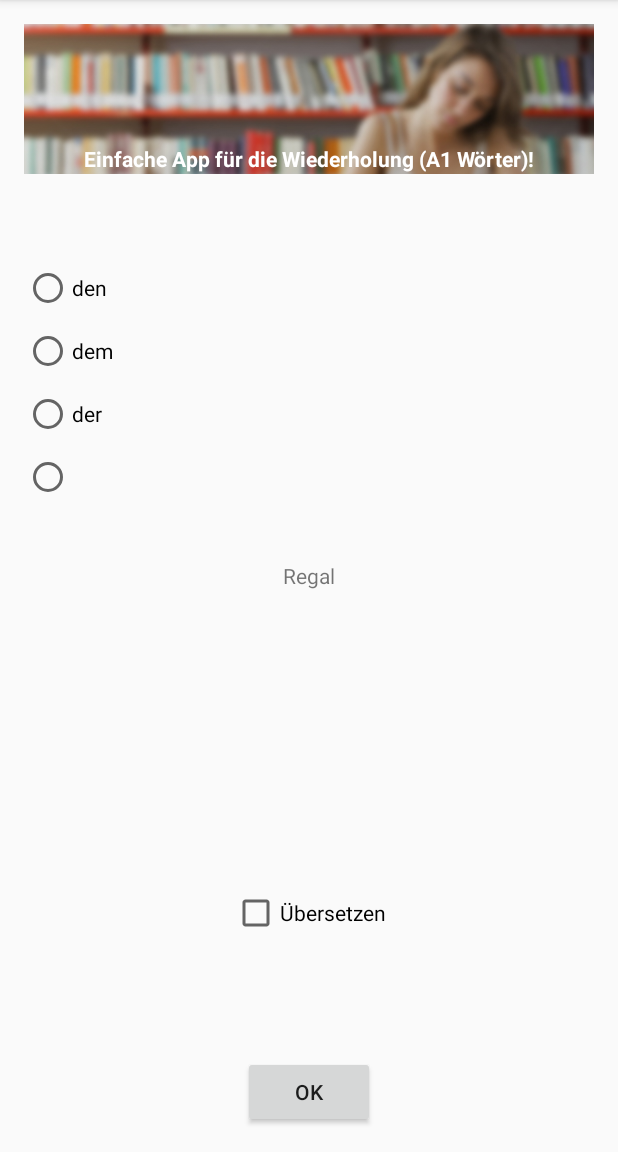
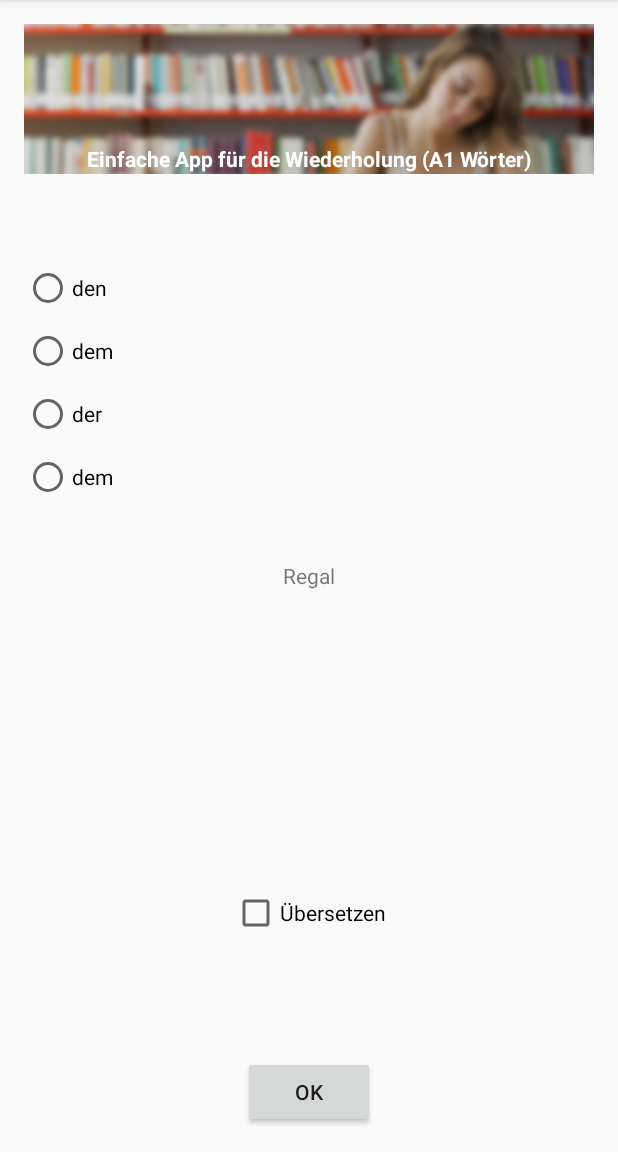
Before and after one commit to rsemenyshyn/oester, an Android app: the screen it shows after launch (MainActivity), after a tap on "NÄCHSTER", on a phone screen of 412 x 824 dp, the part 84-1236 px from its top. Run offline under Robolectric (Android 15) with nearby library versions, the phone set to English and light mode, and no system bars; 1 other tap on this screen came first.

Commit message:
fixed problem with test choices, everything seems to work properly

```diff
--- a/app/src/main/java/com/example/ripka/deutschwiederholung/MainActivity.java
+++ b/app/src/main/java/com/example/ripka/deutschwiederholung/MainActivity.java
@@ -63,6 +63,9 @@ public class MainActivity extends AppCompatActivity {
 
         Button btnNext = (Button)findViewById(R.id.app_btn_next);
         btnNext.setVisibility(View.INVISIBLE);
+
+        RadioGroup radioGroup = (RadioGroup)findViewById(R.id.radioGroup);
+        radioGroup.clearCheck();
     }
     public void onCheckedChanged(View view) {
         TextView txtWordTranslation = (TextView)findViewById(R.id.word_translate);
--- a/app/src/main/java/com/example/ripka/deutschwiederholung/models/TestGen.java
+++ b/app/src/main/java/com/example/ripka/deutschwiederholung/models/TestGen.java
@@ -5,12 +5,24 @@ package com.example.ripka.deutschwiederholung.models;
  */
 
 import java.util.ArrayList;
+import java.util.Arrays;
 import java.util.Collections;
 import java.util.HashSet;
 import java.util.List;
 import java.util.Random;
 
 public class TestGen {
+    static private List<List<String>> Options = new ArrayList<List<String>>(
+            Arrays.asList(
+                    Arrays.asList("der", "die", "das", "die"),
+                    Arrays.asList("den", "die", "das", "die"),
+                    Arrays.asList("dem", "der", "dem", "den"),
+                    Arrays.asList("ein", "eine","ein", "-"),
+                    Arrays.asList("einen", "eine","ein", "-"),
+                    Arrays.asList("einem", "einer","einem", "einen")
+            )
+    );
+
     static private Test lastGenerated;
     static public Test generateNextTest(List<List<String>> words) {
         Random rand = new Random();
@@ -18,11 +30,14 @@ public class TestGen {
 
         List<String> record = words.get(index);
         int articleNo = rand.nextInt( record.size()-2 );
+        /* OLD WAY TO GET TEST CHOISES
         List<String> acticles = new ArrayList<String>();
         for (int i=0; i<words.size(); i++) {
             acticles.add( words.get(i).get(articleNo) );
         }
         List<String> options = new ArrayList(new HashSet(acticles));
+        */
+        List<String> options = Options.get(articleNo);
         Collections.shuffle(options);
 
         Test test = new Test( record );
--- a/app/src/main/res/values/strings.xml
+++ b/app/src/main/res/values/strings.xml
@@ -1,6 +1,6 @@
 <resources>
     <string name="app_name">Deutsch Wiederholung</string>
-    <string name="app_descr"><b>Einfache App für die Wiederholung (A1 Wörter)!</b></string>
+    <string name="app_descr"><b>Einfache App für die Wiederholung (A1 Wörter)</b></string>
     <string name="app_message">Result of test here</string>
 
     <string name="btn_ok">OK</string>
```
Also changed, not shown: 2 other files.
